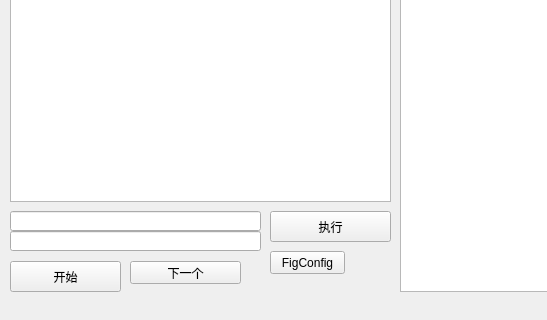
Old version of the form FigureItNow7/MainWindow.ui in the repository yuylong/FigureItNow; both pictures show x 0 to 547 and y 179 to 499 of the 830 by 499 pixel window.
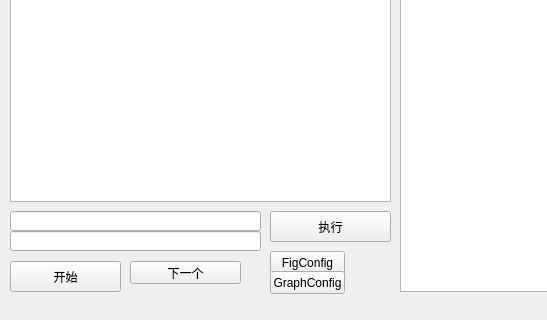
New version of the form.

Commit message: Connect graph config dialog to main window.

```diff
--- a/FigureItNow7/MainWindow.ui
+++ b/FigureItNow7/MainWindow.ui
@@ -106,6 +106,19 @@
      <string>FigConfig</string>
     </property>
    </widget>
+   <widget class="QPushButton" name="pushButton_5">
+    <property name="geometry">
+     <rect>
+      <x>270</x>
+      <y>410</y>
+      <width>75</width>
+      <height>23</height>
+     </rect>
+    </property>
+    <property name="text">
+     <string>GraphConfig</string>
+    </property>
+   </widget>
   </widget>
   <widget class="QMenuBar" name="menuBar">
    <property name="geometry">
```
The commit also changes 3 other files.
